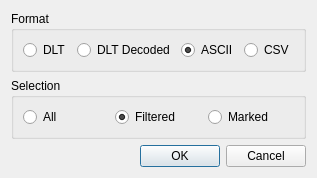
Before: the Qt Designer form src/exporterdialog.ui in COVESA/dlt-viewer, drawn with Qt 5.
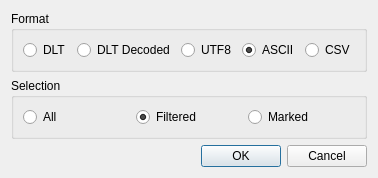
After: the same form once the commit is applied.

Diff of the .ui file:
```diff
--- a/src/exporterdialog.ui
+++ b/src/exporterdialog.ui
@@ -6,7 +6,7 @@
    <rect>
     <x>0</x>
     <y>0</y>
-    <width>316</width>
+    <width>331</width>
     <height>153</height>
    </rect>
   </property>
@@ -37,6 +37,13 @@
         </property>
        </widget>
       </item>
+      <item>
+       <widget class="QRadioButton" name="radioButtonUTF8">
+        <property name="text">
+         <string>UTF8</string>
+        </property>
+       </widget>
+      </item>
       <item>
        <widget class="QRadioButton" name="radioButtonAscii">
         <property name="text">
```
